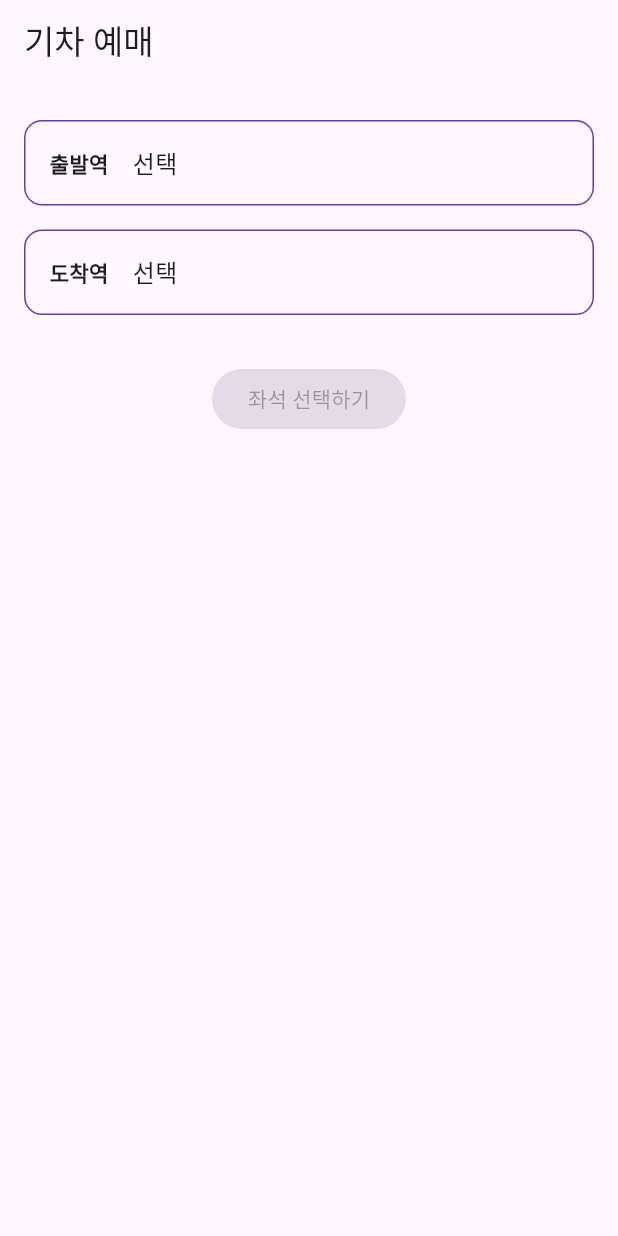
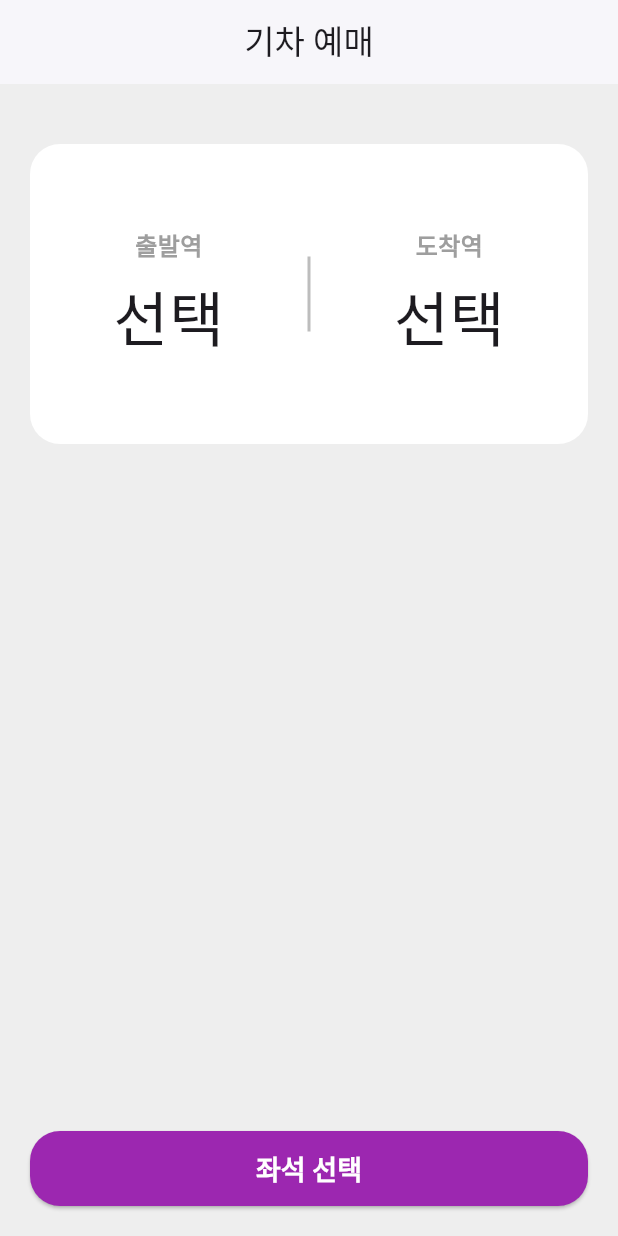
Before and after one commit to singlerose96/flutter_train_app, a Flutter app: the screen it shows after launch, on a phone screen of 412 x 824 dp. Run offline on Flutter 3.47's test engine with Material 3 defaults, Android fonts, the phone set to English and light mode, and no system bars.

Commit message:
스타일 수정

```diff
--- a/lib/pages/home_page.dart
+++ b/lib/pages/home_page.dart
@@ -38,52 +38,126 @@ class _HomePageState extends State<HomePage> {
       Navigator.push(
         context,
         MaterialPageRoute(
-          builder: (context) => SeatPage(
+          builder: (_) => SeatPage(
             departureStation: departureStation!,
             arrivalStation: arrivalStation!,
           ),
         ),
       );
+    } else {
+      ScaffoldMessenger.of(context).showSnackBar(
+        const SnackBar(content: Text('출발역과 도착역을 모두 선택해주세요.')),
+      );
     }
-  }
-
-  Widget _buildStationBox(String label, String? station, VoidCallback onTap) {
-    return GestureDetector(
-      onTap: onTap,
-      child: Container(
-        padding: const EdgeInsets.all(16),
-        margin: const EdgeInsets.symmetric(vertical: 8),
-        decoration: BoxDecoration(
-          border: Border.all(color: Colors.deepPurple),
-          borderRadius: BorderRadius.circular(12),
-        ),
-        child: Row(
-          children: [
-            Text(label, style: const TextStyle(fontWeight: FontWeight.bold)),
-            const SizedBox(width: 16),
-            Text(station ?? '선택', style: const TextStyle(fontSize: 16)),
-          ],
-        ),
-      ),
-    );
   }
 
   @override
   Widget build(BuildContext context) {
     return Scaffold(
-      appBar: AppBar(title: const Text('기차 예매')),
+      // 🟣 2: body 배경색
+      backgroundColor: Colors.grey[200],
+      appBar: AppBar(
+        title: const Text('기차 예매'), // 🟣 1: 앱바 텍스트 스타일 없음
+        centerTitle: true,
+        backgroundColor: Colors.white,
+        elevation: 1,
+      ),
       body: Padding(
-        padding: const EdgeInsets.all(16.0),
+        padding: const EdgeInsets.all(20), // 🟣 추가: 전체 padding 20
         child: Column(
           children: [
-            _buildStationBox('출발역', departureStation, () => _navigateToStationList(true)),
-            _buildStationBox('도착역', arrivalStation, () => _navigateToStationList(false)),
-            const SizedBox(height: 24),
-            ElevatedButton(
-              onPressed: (departureStation != null && arrivalStation != null)
-                  ? _navigateToSeatPage
-                  : null,
-              child: const Text('좌석 선택하기'),
+            const SizedBox(height: 20), // 여백 추가
+            Container(
+              height: 200, // 🟣 3: 박스 높이
+              decoration: BoxDecoration(
+                color: Colors.white, // 🟣 박스 배경색
+                borderRadius: BorderRadius.circular(20), // 🟣 모서리 둥글기
+              ),
+              child: Row(
+                children: [
+                  // 출발역 칸
+                  Expanded(
+                    child: GestureDetector(
+                      onTap: () => _navigateToStationList(true),
+                      child: Column(
+                        mainAxisAlignment: MainAxisAlignment.center,
+                        children: [
+                          Text(
+                            '출발역',
+                            style: const TextStyle(
+                              fontSize: 16, // 🟣 4
+                              fontWeight: FontWeight.bold,
+                              color: Colors.grey,
+                            ),
+                          ),
+                          const SizedBox(height: 8),
+                          Text(
+                            departureStation ?? '선택',
+                            style: const TextStyle(
+                              fontSize: 40, // 🟣 5
+                            ),
+                          ),
+                        ],
+                      ),
+                    ),
+                  ),
+                  // 🟣 6: 세로선
+                  Container(
+                    width: 2,
+                    height: 50,
+                    color: Colors.grey[400],
+                  ),
+                  // 도착역 칸
+                  Expanded(
+                    child: GestureDetector(
+                      onTap: () => _navigateToStationList(false),
+                      child: Column(
+                        mainAxisAlignment: MainAxisAlignment.center,
+                        children: [
+                          Text(
+                            '도착역',
+                            style: const TextStyle(
+                              fontSize: 16, // 🟣 4
+                              fontWeight: FontWeight.bold,
+                              color: Colors.grey,
+                            ),
+                          ),
+                          const SizedBox(height: 8),
+                          Text(
+                            arrivalStation ?? '선택',
+                            style: const TextStyle(
+                              fontSize: 40, // 🟣 5
+                            ),
+                          ),
+                        ],
+                      ),
+                    ),
+                  ),
+                ],
+              ),
+            ),
+            const Spacer(),
+            SizedBox(
+              width: double.infinity,
+              height: 50,
+              child: ElevatedButton(
+                onPressed: _navigateToSeatPage,
+
+                style: ElevatedButton.styleFrom(
+                  backgroundColor: Colors.purple, // 🟣 7: 버튼 배경색
+                  shape: RoundedRectangleBorder(
+                    borderRadius: BorderRadius.circular(20), // 🟣 버튼 둥글기
+                  ),
+                  textStyle: const TextStyle(
+                    fontSize: 18, // 🟣 버튼 글자 크기
+                    fontWeight: FontWeight.bold, // 🟣 버튼 글자 굵기
+                  ),
+                ),
+                child: const Text(
+                  '좌석 선택',
+                  style: TextStyle(color: Colors.white), // 🟣 버튼 글자 색
+                ),
+              ),
             ),
           ],
         ),
--- a/lib/pages/seat_page.dart
+++ b/lib/pages/seat_page.dart
@@ -77,7 +77,6 @@ class _SeatPageState extends State<SeatPage> {
             Text('출발역: ${widget.departureStation}'),
             Text('도착역: ${widget.arrivalStation}'),
             const SizedBox(height: 16),
-            const Text('‼️ 출발역과 도착역이 같습니다.'),
             const SizedBox(height: 16),
             Wrap(
               spacing: 8,
```
